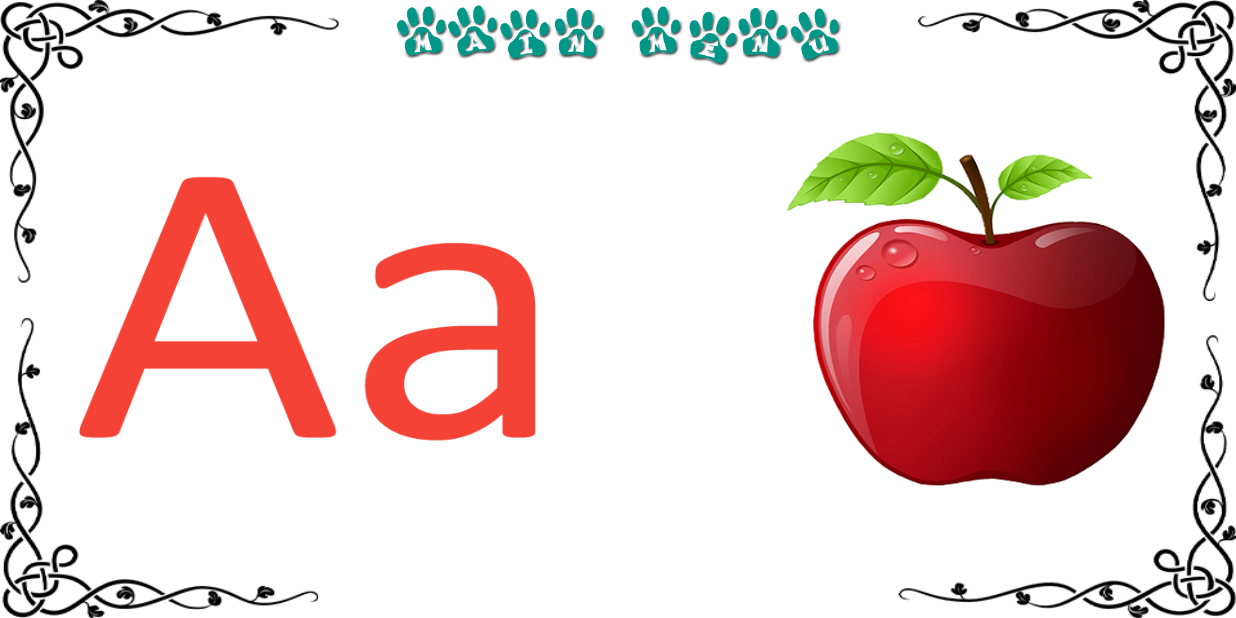
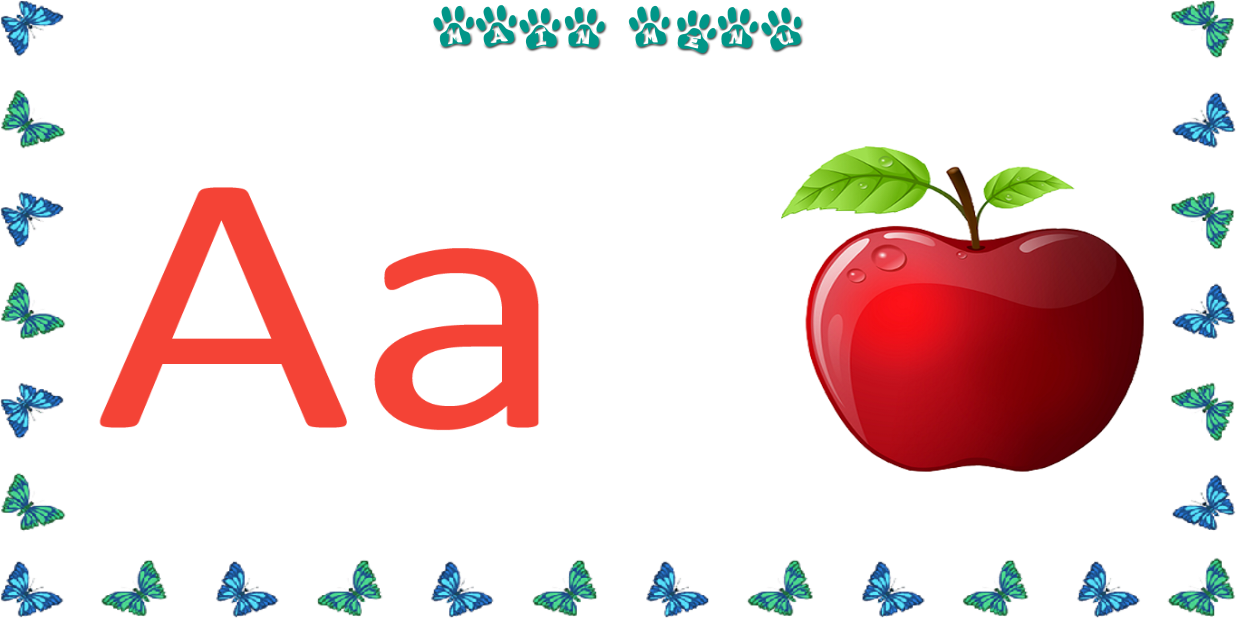
Before and after one commit to akash1999/Kids-Learning-Plus, an Android app: the abcActivity screen opened directly, with no data from a screen before it, on a phone screen of 824 x 412 dp (held sideways). Run offline under Robolectric (Android 15) with nearby library versions, the phone set to English and light mode, and no system bars.

Commit message:
abcActivity Background Change and increase padding

```diff
--- a/app/src/main/res/layout/activity_abc_activity.xml
+++ b/app/src/main/res/layout/activity_abc_activity.xml
@@ -16,11 +16,11 @@
         android:id="@+id/alphabet_switcher"
         android:layout_width="match_parent"
         android:layout_height="match_parent"
-        android:layout_margin="10dp" />
+        android:layout_margin="25dp" />
 
     <ImageButton
-        android:layout_width="320dp"
-        android:layout_height="42dp"
+        android:layout_width="250dp"
+        android:layout_height="35dp"
         android:layout_alignParentTop="true"
         android:layout_centerHorizontal="true"
         android:layout_marginTop="2dp"
```
Also changed, not shown: app/src/main/res/drawable-hdpi/alphabet_background.png, app/src/main/res/drawable-mdpi/alphabet_background.png, app/src/main/res/drawable-xhdpi/alphabet_background.png.
